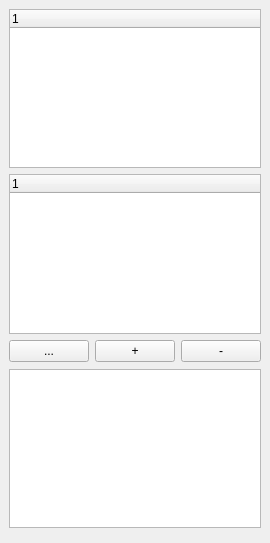
The window that src/meshlab/ui/layerDialog.ui (cnr-isti-vclab/meshlab) describes before a commit, drawn with Qt 5.
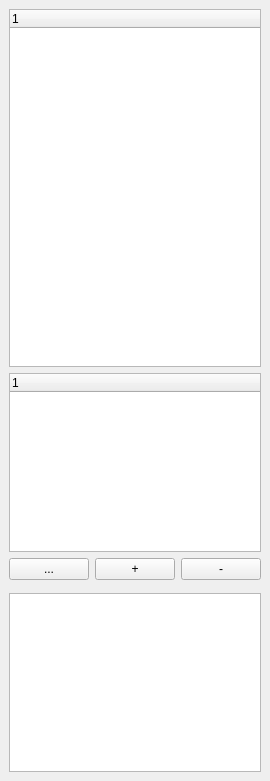
The same window after the commit.

Commit message: slightly changed some policies for expanding/contracting stuff in the layer dialog...

```diff
--- a/src/meshlab/ui/layerDialog.ui
+++ b/src/meshlab/ui/layerDialog.ui
@@ -7,7 +7,7 @@
     <x>0</x>
     <y>0</y>
     <width>263</width>
-    <height>543</height>
+    <height>781</height>
    </rect>
   </property>
   <property name="windowTitle">
@@ -17,6 +17,12 @@
    <layout class="QVBoxLayout" name="verticalLayout_2">
     <item>
      <widget class="QTreeWidget" name="meshTreeWidget">
+      <property name="sizePolicy">
+       <sizepolicy hsizetype="Expanding" vsizetype="Expanding">
+        <horstretch>0</horstretch>
+        <verstretch>2</verstretch>
+       </sizepolicy>
+      </property>
       <column>
        <property name="text">
         <string notr="true">1</string>
@@ -26,6 +32,12 @@
     </item>
     <item>
      <widget class="QTreeWidget" name="rasterTreeWidget">
+      <property name="sizePolicy">
+       <sizepolicy hsizetype="Expanding" vsizetype="Expanding">
+        <horstretch>0</horstretch>
+        <verstretch>1</verstretch>
+       </sizepolicy>
+      </property>
       <column>
        <property name="text">
         <string notr="true">1</string>
@@ -76,9 +88,6 @@
     </item>
     <item>
      <layout class="QVBoxLayout" name="subLayout">
-      <item>
-       <widget class="QPlainTextEdit" name="logPlainTextEdit"/>
-      </item>
       <item>
        <widget class="QTreeWidget" name="decParsTree">
         <property name="sizePolicy">
@@ -102,6 +111,16 @@
       </item>
      </layout>
     </item>
+    <item>
+     <widget class="QPlainTextEdit" name="logPlainTextEdit">
+      <property name="sizePolicy">
+       <sizepolicy hsizetype="Expanding" vsizetype="Expanding">
+        <horstretch>0</horstretch>
+        <verstretch>1</verstretch>
+       </sizepolicy>
+      </property>
+     </widget>
+    </item>
    </layout>
   </widget>
  </widget>
```
Left out of the diff: 5 changed lines with no effect on the pictures.
